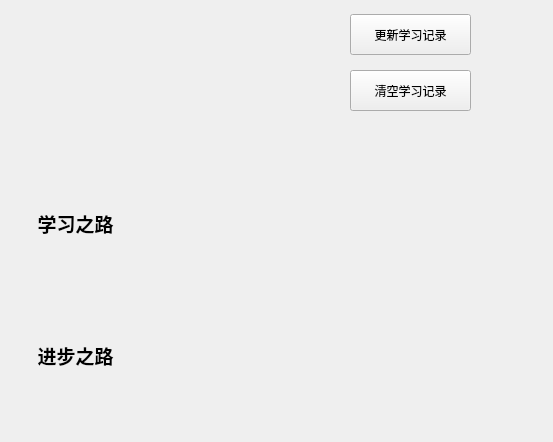
The window that WordLite/userwidget.ui (Staaaaaaaaar/WordHub) describes before a commit, drawn with Qt 5.
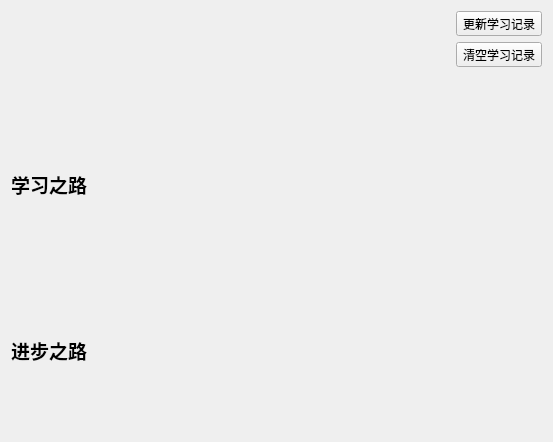
The same window after the commit.

```diff
--- a/WordLite/userwidget.ui
+++ b/WordLite/userwidget.ui
@@ -13,127 +13,134 @@
   <property name="windowTitle">
    <string>Form</string>
   </property>
-  <widget class="QLabel" name="userLabel">
-   <property name="geometry">
-    <rect>
-     <x>40</x>
-     <y>30</y>
-     <width>141</width>
-     <height>41</height>
-    </rect>
-   </property>
-   <property name="text">
-    <string/>
-   </property>
-  </widget>
-  <widget class="QLabel" name="accLabel">
-   <property name="geometry">
-    <rect>
-     <x>40</x>
-     <y>100</y>
-     <width>211</width>
-     <height>41</height>
-    </rect>
-   </property>
-   <property name="text">
-    <string/>
-   </property>
-  </widget>
-  <widget class="QWidget" name="dayWidget" native="true">
-   <property name="geometry">
-    <rect>
-     <x>150</x>
-     <y>170</y>
-     <width>355</width>
-     <height>110</height>
-    </rect>
-   </property>
-   <widget class="QWidget" name="widget_2" native="true">
-    <property name="geometry">
-     <rect>
-      <x>420</x>
-      <y>40</y>
-      <width>451</width>
-      <height>80</height>
-     </rect>
-    </property>
-   </widget>
-  </widget>
-  <widget class="QWidget" name="accWidget" native="true">
-   <property name="geometry">
-    <rect>
-     <x>150</x>
-     <y>300</y>
-     <width>355</width>
-     <height>110</height>
-    </rect>
-   </property>
-  </widget>
-  <widget class="QLabel" name="label">
-   <property name="geometry">
-    <rect>
-     <x>20</x>
-     <y>208</y>
-     <width>111</width>
-     <height>31</height>
-    </rect>
-   </property>
-   <property name="text">
-    <string>&lt;html&gt;&lt;head/&gt;&lt;body&gt;&lt;p align=&quot;center&quot;&gt;&lt;span style=&quot; font-size:14pt; font-weight:700;&quot;&gt;学习之路&lt;/span&gt;&lt;/p&gt;&lt;/body&gt;&lt;/html&gt;</string>
-   </property>
-  </widget>
-  <widget class="QLabel" name="label_2">
-   <property name="geometry">
-    <rect>
-     <x>20</x>
-     <y>340</y>
-     <width>111</width>
-     <height>31</height>
-    </rect>
-   </property>
-   <property name="text">
-    <string>&lt;html&gt;&lt;head/&gt;&lt;body&gt;&lt;p align=&quot;center&quot;&gt;&lt;span style=&quot; font-size:14pt; font-weight:700;&quot;&gt;进步之路&lt;/span&gt;&lt;/p&gt;&lt;/body&gt;&lt;/html&gt;</string>
-   </property>
-  </widget>
-  <widget class="QToolButton" name="clearButton">
-   <property name="geometry">
-    <rect>
-     <x>350</x>
-     <y>70</y>
-     <width>121</width>
-     <height>41</height>
-    </rect>
-   </property>
-   <property name="text">
-    <string>清空学习记录</string>
-   </property>
-  </widget>
-  <widget class="QLabel" name="clearLabel">
-   <property name="geometry">
-    <rect>
-     <x>350</x>
-     <y>120</y>
-     <width>121</width>
-     <height>31</height>
-    </rect>
-   </property>
-   <property name="text">
-    <string/>
-   </property>
-  </widget>
-  <widget class="QToolButton" name="refreshButton">
-   <property name="geometry">
-    <rect>
-     <x>350</x>
-     <y>14</y>
-     <width>121</width>
-     <height>41</height>
-    </rect>
-   </property>
-   <property name="text">
-    <string>更新学习记录</string>
-   </property>
-  </widget>
+  <layout class="QVBoxLayout" name="verticalLayout_2" stretch="0,0,1,1">
+   <item>
+    <layout class="QHBoxLayout" name="horizontalLayout">
+     <item>
+      <widget class="QLabel" name="userLabel">
+       <property name="font">
+        <font>
+         <pointsize>20</pointsize>
+         <bold>true</bold>
+        </font>
+       </property>
+       <property name="text">
+        <string/>
+       </property>
+      </widget>
+     </item>
+     <item>
+      <spacer name="horizontalSpacer">
+       <property name="orientation">
+        <enum>Qt::Orientation::Horizontal</enum>
+       </property>
+       <property name="sizeHint" stdset="0">
+        <size>
+         <width>40</width>
+         <height>20</height>
+        </size>
+       </property>
+      </spacer>
+     </item>
+     <item>
+      <layout class="QVBoxLayout" name="verticalLayout">
+       <item>
+        <widget class="QToolButton" name="refreshButton">
+         <property name="text">
+          <string>更新学习记录</string>
+         </property>
+        </widget>
+       </item>
+       <item>
+        <widget class="QToolButton" name="clearButton">
+         <property name="text">
+          <string>清空学习记录</string>
+         </property>
+        </widget>
+       </item>
+       <item>
+        <widget class="QLabel" name="clearLabel">
+         <property name="sizePolicy">
+          <sizepolicy hsizetype="Preferred" vsizetype="Ignored">
+           <horstretch>0</horstretch>
+           <verstretch>0</verstretch>
+          </sizepolicy>
+         </property>
+         <property name="text">
+          <string/>
+         </property>
+        </widget>
+       </item>
+      </layout>
+     </item>
+    </layout>
+   </item>
+   <item>
+    <layout class="QHBoxLayout" name="horizontalLayout_2">
+     <item>
+      <spacer name="horizontalSpacer_4">
+       <property name="orientation">
+        <enum>Qt::Orientation::Horizontal</enum>
+       </property>
+       <property name="sizeHint" stdset="0">
+        <size>
+         <width>40</width>
+         <height>20</height>
+        </size>
+       </property>
+      </spacer>
+     </item>
+     <item>
+      <widget class="QLabel" name="accLabel">
+       <property name="text">
+        <string/>
+       </property>
+      </widget>
+     </item>
+     <item>
+      <spacer name="horizontalSpacer_5">
+       <property name="orientation">
+        <enum>Qt::Orientation::Horizontal</enum>
+       </property>
+       <property name="sizeHint" stdset="0">
+        <size>
+         <width>40</width>
+         <height>20</height>
+        </size>
+       </property>
+      </spacer>
+     </item>
+    </layout>
+   </item>
+   <item>
+    <layout class="QHBoxLayout" name="horizontalLayout_3" stretch="0,1">
+     <item>
+      <widget class="QLabel" name="label">
+       <property name="text">
+        <string>&lt;html&gt;&lt;head/&gt;&lt;body&gt;&lt;p align=&quot;center&quot;&gt;&lt;span style=&quot; font-size:14pt; font-weight:700;&quot;&gt;学习之路&lt;/span&gt;&lt;/p&gt;&lt;/body&gt;&lt;/html&gt;</string>
+       </property>
+      </widget>
+     </item>
+     <item>
+      <widget class="QWidget" name="dayWidget" native="true"/>
+     </item>
+    </layout>
+   </item>
+   <item>
+    <layout class="QHBoxLayout" name="horizontalLayout_4" stretch="0,1">
+     <item>
+      <widget class="QLabel" name="label_2">
+       <property name="text">
+        <string>&lt;html&gt;&lt;head/&gt;&lt;body&gt;&lt;p align=&quot;center&quot;&gt;&lt;span style=&quot; font-size:14pt; font-weight:700;&quot;&gt;进步之路&lt;/span&gt;&lt;/p&gt;&lt;/body&gt;&lt;/html&gt;</string>
+       </property>
+      </widget>
+     </item>
+     <item>
+      <widget class="QWidget" name="accWidget" native="true"/>
+     </item>
+    </layout>
+   </item>
+  </layout>
  </widget>
  <resources/>
  <connections/>
```
